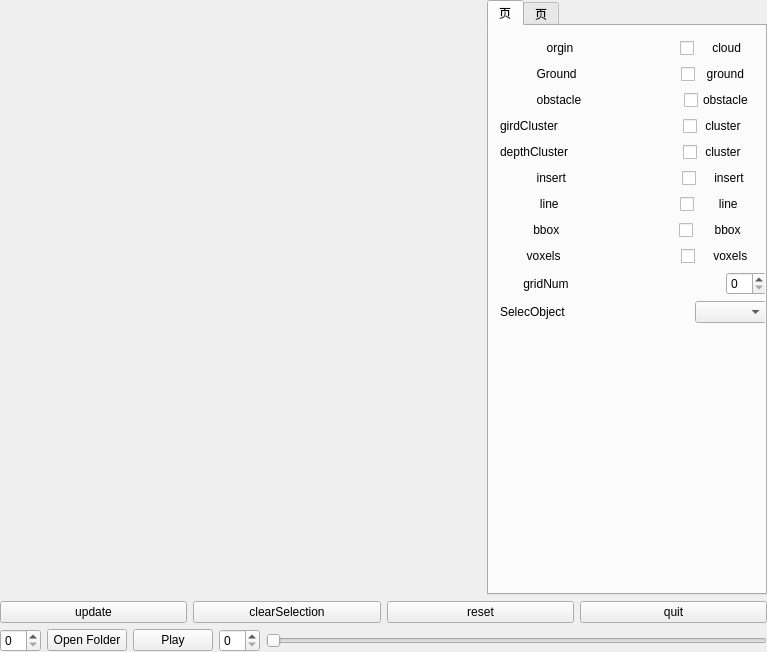
Old version of the form src/qt/widgets/ui/mainwindow (复件).ui in the repository yangyongguang/bboxMethodLongTime.
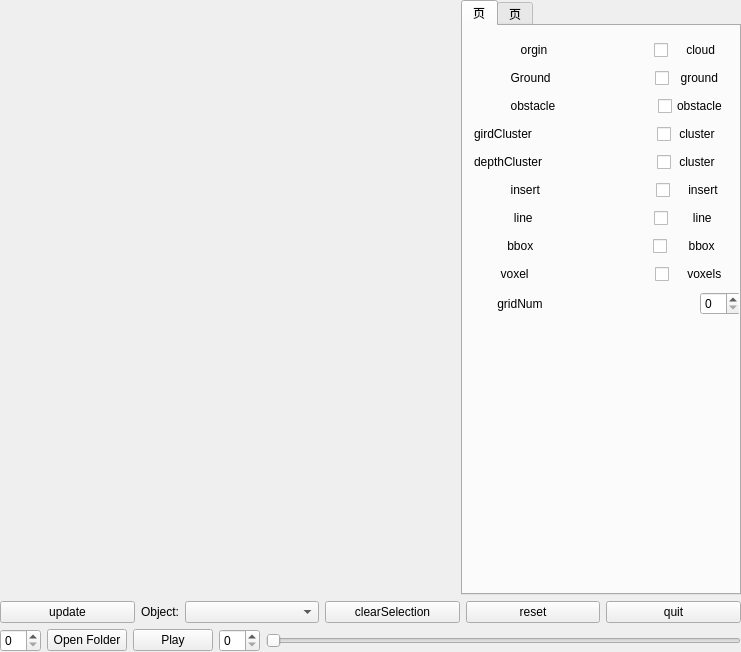
New version of the form. Custom widgets are drawn as their Qt base class.

Patch:
```diff
--- a/src/qt/widgets/ui/mainwindow (复件).ui
+++ b/src/qt/widgets/ui/mainwindow (复件).ui
@@ -6,7 +6,7 @@
    <rect>
     <x>0</x>
     <y>0</y>
-    <width>767</width>
+    <width>741</width>
     <height>652</height>
    </rect>
   </property>
@@ -367,7 +367,7 @@
                <item>
                 <widget class="QLabel" name="label_12">
                  <property name="text">
-                  <string>        voxels     </string>
+                  <string>        voxel     </string>
                  </property>
                 </widget>
                </item>
@@ -420,33 +420,6 @@
                </item>
               </layout>
              </item>
-             <item>
-              <layout class="QHBoxLayout" name="horizontalLayout_15">
-               <item>
-                <widget class="QLabel" name="label_13">
-                 <property name="text">
-                  <string>SelecObject</string>
-                 </property>
-                </widget>
-               </item>
-               <item>
-                <spacer name="horizontalSpacer_11">
-                 <property name="orientation">
-                  <enum>Qt::Horizontal</enum>
-                 </property>
-                 <property name="sizeHint" stdset="0">
-                  <size>
-                   <width>40</width>
-                   <height>20</height>
-                  </size>
-                 </property>
-                </spacer>
-               </item>
-               <item>
-                <widget class="QComboBox" name="selectObjCB"/>
-               </item>
-              </layout>
-             </item>
             </layout>
            </widget>
           </widget>
@@ -566,6 +539,22 @@
           </property>
          </widget>
         </item>
+        <item>
+         <widget class="QLabel" name="label_13">
+          <property name="sizePolicy">
+           <sizepolicy hsizetype="Maximum" vsizetype="Preferred">
+            <horstretch>0</horstretch>
+            <verstretch>0</verstretch>
+           </sizepolicy>
+          </property>
+          <property name="text">
+           <string>Object:</string>
+          </property>
+         </widget>
+        </item>
+        <item>
+         <widget class="QComboBox" name="ObjectSelectCB"/>
+        </item>
         <item>
          <widget class="QPushButton" name="clearSelectionPB">
           <property name="text">
```
Left out of the diff: 1 changed line with no effect on the pictures.
